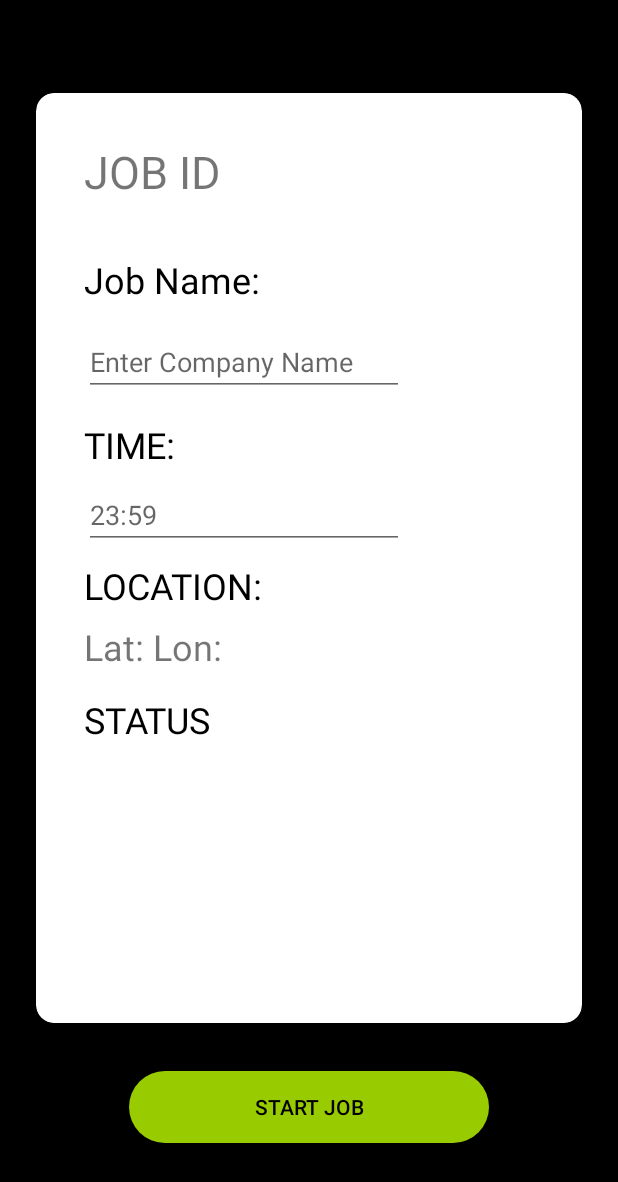
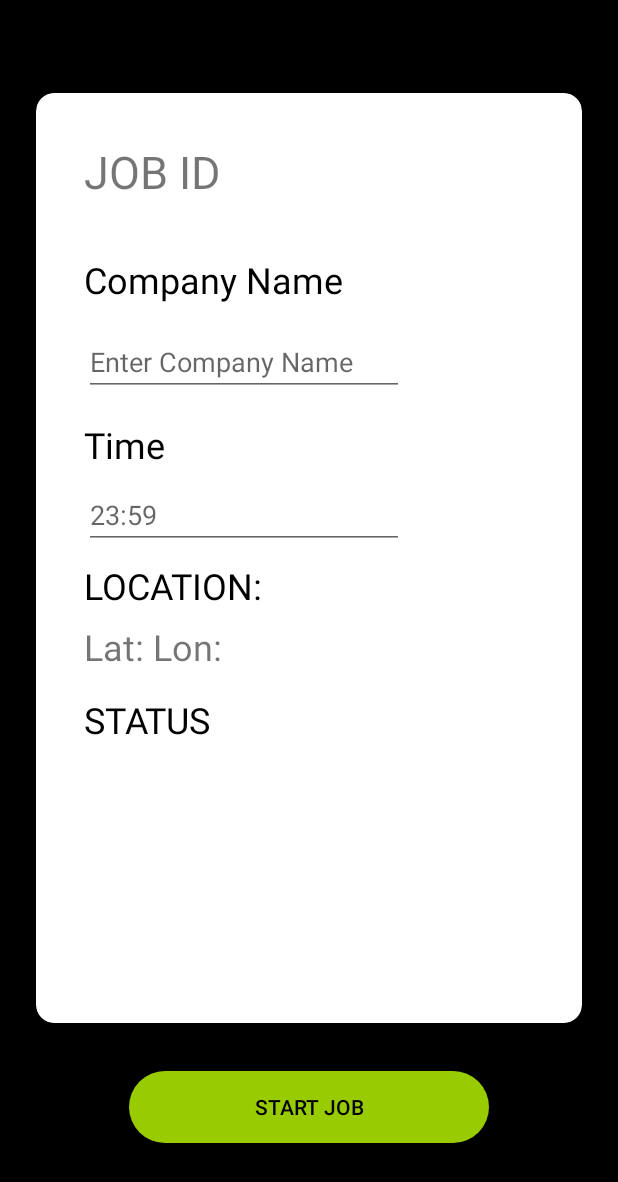
Before and after one commit to mal977/EasyTracker, an Android app: the NewJobDetailsFragment screen opened through its navigation route, on a phone screen of 412 x 824 dp. Shown: the top 1182 px of the screen. Run offline under Robolectric (Android 15) with nearby library versions, the phone set to English and light mode, and no system bars; our stand-ins replace EventBus, Firebase (no records; nobody signed in at launch, a user with empty details on screens opened directly); libraries missing offline, so code that uses them is left out: io.objectbox, io.objectbox.annotation; 1 statement that could not run was skipped.

Commit message:
added job details screen

```diff
--- a/EasyTracker/app/src/main/java/com/ntu/staizen/EasyTracker/ui/jobList/JobListFragment.java
+++ b/EasyTracker/app/src/main/java/com/ntu/staizen/EasyTracker/ui/jobList/JobListFragment.java
@@ -57,8 +57,7 @@ public class JobListFragment extends Fragment {
     public void onStart() {
         super.onStart();
         jobListViewModel.updatePastJobHistory();
-        Log.d(TAG,"WTF");
-//        getLocationPermission();
+        getLocationPermission();
 
     }
 
@@ -102,7 +101,7 @@ public class JobListFragment extends Fragment {
         start_new_job.setOnClickListener(new View.OnClickListener() {
             @Override
             public void onClick(View v) {
-                navController.navigate(JobListFragmentDirections.actionJobListFragmentToJobDetails());
+                navController.navigate(JobListFragmentDirections.actionJobListFragmentToNewJobDetails());
             }
         });
 
--- a/EasyTracker/app/src/main/java/com/ntu/staizen/EasyTracker/ui/login/LoginFormState.java
+++ b/EasyTracker/app/src/main/java/com/ntu/staizen/EasyTracker/ui/login/LoginFormState.java
@@ -43,7 +43,7 @@ class LoginFormState {
     }
 
     @Nullable
-    public Integer getPhoneNumberError() {
+    Integer getPhoneNumberError() {
         return phoneNumberError;
     }
 }
--- a/EasyTracker/app/src/main/java/com/ntu/staizen/EasyTracker/ui/login/LoginFragment.java
+++ b/EasyTracker/app/src/main/java/com/ntu/staizen/EasyTracker/ui/login/LoginFragment.java
@@ -75,7 +75,7 @@ public class LoginFragment extends Fragment {
                 if (loginFormState.getPasswordError() != null) {
                     passwordEditText.setError(getString(loginFormState.getPasswordError()));
                 }
-                if (loginFormState.getUsernameError() != null) {
+                if (loginFormState.getPhoneNumberError() != null) {
                     phoneNumberEditText.setError(getString(loginFormState.getPhoneNumberError()));
                 }
             }
--- a/EasyTracker/app/src/main/java/com/ntu/staizen/EasyTracker/ui/newJobDetails/NewJobDetailsFragment.java
+++ b/EasyTracker/app/src/main/java/com/ntu/staizen/EasyTracker/ui/newJobDetails/NewJobDetailsFragment.java
@@ -10,8 +10,9 @@ import androidx.annotation.Nullable;
 import androidx.fragment.app.Fragment;
 import androidx.lifecycle.Observer;
 import androidx.lifecycle.ViewModelProvider;
+import androidx.navigation.NavController;
+import androidx.navigation.Navigation;
 
-import android.util.Log;
 import android.view.LayoutInflater;
 import android.view.View;
 import android.view.ViewGroup;
@@ -28,7 +29,6 @@ import com.ntu.staizen.EasyTracker.events.LocationChangedEvent;
 import com.ntu.staizen.EasyTracker.manager.LocationManager;
 
 import java.util.Calendar;
-import java.util.Date;
 
 /**
  *
@@ -36,7 +36,7 @@ import java.util.Date;
 public class NewJobDetailsFragment extends Fragment {
     private static String TAG = NewJobDetailsFragment.class.getSimpleName();
 
-    private NewJobDetailsModel jobDetailsModel;
+    private JobDetailsModel jobDetailsModel;
 
     private LocationManager locationManager;
 
@@ -58,16 +58,17 @@ public class NewJobDetailsFragment extends Fragment {
     @Override
     public void onViewCreated(@NonNull View view, @Nullable Bundle savedInstanceState) {
         super.onViewCreated(view, savedInstanceState);
+        NavController navController = Navigation.findNavController(view);
         this.getActivity().getWindow().setSoftInputMode(WindowManager.LayoutParams.SOFT_INPUT_ADJUST_NOTHING);
 
-        jobDetailsModel = new ViewModelProvider(this).get(NewJobDetailsModel.class);
+        jobDetailsModel = new ViewModelProvider(this).get(JobDetailsModel.class);
 
         locationManager = LocationManager.getInstance(getActivity());
 
         tvLatLon = view.findViewById(R.id.tv_lat_lon);
         etCompanyName = view.findViewById(R.id.et_company_name);
         etDateTime = view.findViewById(R.id.et_time);
-        btnStartNewJob = view.findViewById(R.id.btn_start_job);
+        btnStartNewJob = view.findViewById(R.id.btn_end_job);
 
 
         jobDetailsModel.getCurrentLocationEvent().observe(getViewLifecycleOwner(), new Observer<LocationChangedEvent>() {
@@ -118,7 +119,9 @@ public class NewJobDetailsFragment extends Fragment {
                 }
                 if (!validDetails)
                     return;
-                jobDetailsModel.startNewJob(etCompanyName.getText().toString(), date.getTime());
+                String uid = jobDetailsModel.startNewJob(etCompanyName.getText().toString(), date.getTime());
+                navController.navigate( NewJobDetailsFragmentDirections.actionNewJobDetailsToJobDetails(uid));
+
             }
         });
 
--- /dev/null
+++ b/EasyTracker/app/src/main/res/drawable-v21/custom_ripple_new_job.xml
@@ -0,0 +1,17 @@
+<?xml version="1.0" encoding="utf-8"?>
+<ripple xmlns:android="http://schemas.android.com/apk/res/android"
+    android:color="#CCE680">
+    <item android:id="@android:id/mask">
+        <shape android:shape="rectangle">
+            <solid android:color="@android:color/holo_green_light" />
+            <corners android:radius="40dp" />
+        </shape>
+    </item>
+
+    <item android:id="@android:id/background">
+        <shape android:shape="rectangle">
+            <solid android:color="@android:color/holo_green_light"/>
+            <corners android:radius="40dp" />
+        </shape>
+    </item>
+</ripple>
--- a/EasyTracker/app/src/main/res/layout/fragment_new_job_details.xml
+++ b/EasyTracker/app/src/main/res/layout/fragment_new_job_details.xml
@@ -14,7 +14,7 @@
         android:layout_marginEnd="24dp"
         android:layout_marginBottom="32dp"
         app:cardCornerRadius="12dp"
-        app:layout_constraintBottom_toTopOf="@+id/btn_start_job"
+        app:layout_constraintBottom_toTopOf="@+id/btn_end_job"
         app:layout_constraintEnd_toEndOf="parent"
         app:layout_constraintStart_toStartOf="parent"
         app:layout_constraintTop_toTopOf="parent">
@@ -55,11 +55,11 @@
                 tools:text="#6969" />
 
             <TextView
-                android:id="@+id/tv_title_job_name"
+                android:id="@+id/tv_title_company_name"
                 android:layout_width="wrap_content"
                 android:layout_height="wrap_content"
                 android:layout_marginTop="16dp"
-                android:text="Job Name:"
+                android:text="@string/company_name"
                 android:textColor="@color/design_default_color_on_secondary"
                 android:textSize="24sp"
                 app:layout_constraintStart_toStartOf="@+id/tv_details_title_job_id"
@@ -73,8 +73,8 @@
                 android:ems="10"
                 android:hint="@string/enter_company_name"
                 android:inputType="textPersonName"
-                app:layout_constraintStart_toStartOf="@+id/tv_title_job_name"
-                app:layout_constraintTop_toBottomOf="@+id/tv_title_job_name" />
+                app:layout_constraintStart_toStartOf="@+id/tv_title_company_name"
+                app:layout_constraintTop_toBottomOf="@+id/tv_title_company_name" />
 
             <TextView
                 android:id="@+id/tv_title_time"
@@ -147,14 +147,14 @@
     </androidx.cardview.widget.CardView>
 
     <Button
-        android:id="@+id/btn_start_job"
+        android:id="@+id/btn_end_job"
         style="@style/AppTheme.Button"
         android:layout_width="0dp"
         android:layout_height="wrap_content"
         android:layout_marginStart="86dp"
         android:layout_marginEnd="86dp"
         android:layout_marginBottom="62dp"
-        android:background="@drawable/custom_ripple"
+        android:background="@drawable/custom_ripple_new_job"
         android:text="@string/start_job"
         app:layout_constraintBottom_toBottomOf="parent"
         app:layout_constraintEnd_toEndOf="parent"
--- a/EasyTracker/app/src/main/res/navigation/nav_graph.xml
+++ b/EasyTracker/app/src/main/res/navigation/nav_graph.xml
@@ -37,16 +37,41 @@
             app:popExitAnim="@anim/slide_out_right"
             app:popUpTo="@id/loginFragment" />
         <action
-            android:id="@+id/action_jobListFragment_to_jobDetails"
+            android:id="@+id/action_jobListFragment_to_new_JobDetails"
+            app:destination="@id/newJobDetails"
+            app:enterAnim="@anim/slide_in_right"
+            app:exitAnim="@anim/slide_out_left"
+            app:popEnterAnim="@anim/slide_in_left"
+            app:popExitAnim="@anim/slide_out_right" />
+        <action
+            android:id="@+id/action_jobListFragment_to_jobDetails2"
+            app:destination="@id/jobDetails" />
+    </fragment>
+    <fragment
+        android:id="@+id/newJobDetails"
+        android:name="com.ntu.staizen.EasyTracker.ui.newJobDetails.NewJobDetailsFragment"
+        android:label="fragment_new_job_details"
+        tools:layout="@layout/fragment_new_job_details">
+        <action
+            android:id="@+id/action_newJobDetails_to_jobDetails"
             app:destination="@id/jobDetails"
             app:enterAnim="@anim/slide_in_right"
             app:exitAnim="@anim/slide_out_left"
             app:popEnterAnim="@anim/slide_in_left"
-            app:popExitAnim="@anim/slide_out_right" />
+            app:popExitAnim="@anim/slide_out_right"
+            app:popUpTo="@id/newJobDetails"
+            app:popUpToInclusive="true" />
     </fragment>
     <fragment
         android:id="@+id/jobDetails"
-        android:name="com.ntu.staizen.EasyTracker.ui.newJobDetails.NewJobDetailsFragment"
-        android:label="fragment_job_details"
-        tools:layout="@layout/fragment_new_job_details" />
+        android:name="com.ntu.staizen.EasyTracker.ui.jobDetails.JobDetailsFragment"
+        android:label="JobDetails"
+        tools:layout="@layout/fragment_job_details">
+        <action
+            android:id="@+id/action_jobDetails_to_jobListFragment"
+            app:destination="@id/jobListFragment" />
+        <argument
+            android:name="job_uid"
+            app:argType="string" />
+    </fragment>
 </navigation>
--- a/EasyTracker/app/src/main/res/values/strings.xml
+++ b/EasyTracker/app/src/main/res/values/strings.xml
@@ -35,13 +35,18 @@
     <string name="start_new_job">Start New Job</string>
     <string name="history">History</string>
 
-    <!-- Job Details Fragment -->
+    <!-- New Job Details Fragment -->
     <string name="start_job">Start Job</string>
     <string name="job_id">JOB ID</string>
-    <string name="time">TIME:</string>
+    <string name="time">Time</string>
     <string name="location">LOCATION:</string>
     <string name="status">STATUS</string>
     <string name="enter_company_name">Enter Company Name</string>
+    <string name="company_name">Company Name</string>
+
+    <!-- Job Details -->
+    <string name="end_job">End Job</string>
+    <string name="start">Start</string>
 
     <!-- TODO: Remove or change this placeholder text -->
     <string name="hello_blank_fragment">Hello blank fragment</string>
```
Also changed, not shown: EasyTracker/app/src/main/java/com/ntu/staizen/EasyTracker/MainActivity.java (+13 -1 lines), EasyTracker/app/src/main/java/com/ntu/staizen/EasyTracker/database/BoxHelper.java (renamed from EasyTracker/app/src/main/java/com/ntu/staizen/EasyTracker/greendao/BoxHelper.java, +38 -1 lines), EasyTracker/app/src/main/java/com/ntu/staizen/EasyTracker/manager/LocationManager.java (+7 -8 lines), EasyTracker/app/src/main/java/com/ntu/staizen/EasyTracker/ui/jobDetails/JobDetailsFragment.java (added, +82 -0 lines), EasyTracker/app/src/main/java/com/ntu/staizen/EasyTracker/ui/newJobDetails/JobDetailState.java (added, +44 -0 lines), EasyTracker/app/src/main/java/com/ntu/staizen/EasyTracker/ui/newJobDetails/JobDetailsModel.java (renamed from EasyTracker/app/src/main/java/com/ntu/staizen/EasyTracker/ui/newJobDetails/NewJobDetailsModel.java, +27 -11 lines), EasyTracker/app/src/main/res/layout/fragment_job_details.xml (added, +175 -0 lines), EasyTracker/app/src/main/res/drawable-v21/custom_ripple_end_job.xml (renamed from EasyTracker/app/src/main/res/drawable-v21/custom_ripple.xml).
